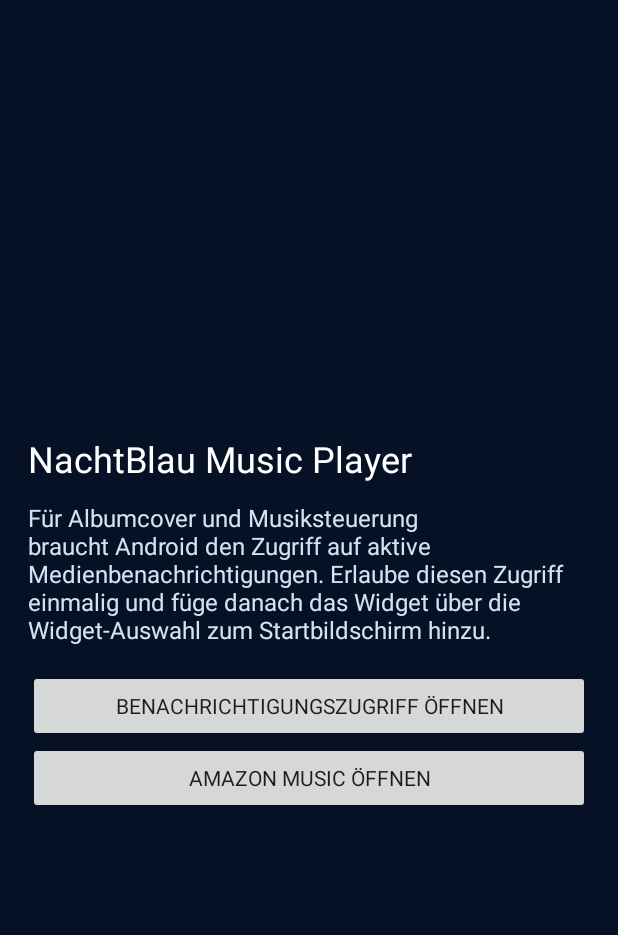
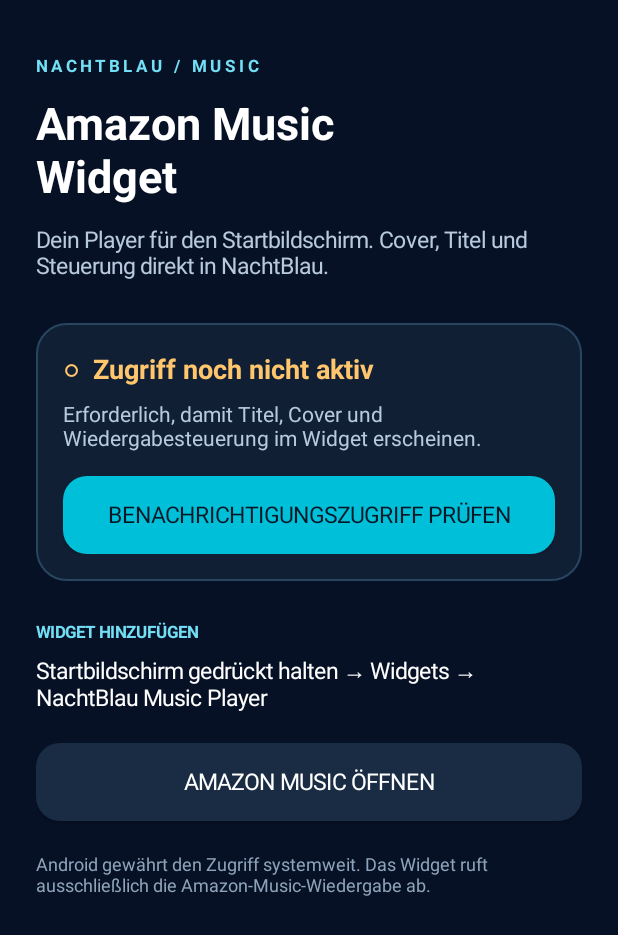
Before and after one commit to Wuza0295/POCO-SystemGlass, an Android app: the screen it shows after launch (MainActivity), on a phone screen of 412 x 824 dp. Shown: the top 935 px of the screen. Run offline under Robolectric (Android 15) with nearby library versions, the phone set to English and light mode, and no system bars; 1 statement that could not run was skipped.

Commit message:
Polish NachtBlau music widget controls and setup screen

```diff
--- a/musicwidget/build.gradle
+++ b/musicwidget/build.gradle
@@ -1,4 +1,5 @@
 plugins { id 'com.android.application' }
+
 android {
     namespace 'de.nachtblau.amazonglass'
     compileSdk 35
@@ -6,7 +7,7 @@ android {
         applicationId 'de.nachtblau.amazonglass'
         minSdk 26
         targetSdk 35
-        versionCode 1
-        versionName '1.0'
+        versionCode 2
+        versionName '1.1'
     }
 }
--- a/musicwidget/src/main/java/de/nachtblau/amazonglass/MainActivity.java
+++ b/musicwidget/src/main/java/de/nachtblau/amazonglass/MainActivity.java
@@ -2,48 +2,134 @@ package de.nachtblau.amazonglass;
 
 import android.app.Activity;
 import android.content.Intent;
+import android.graphics.Color;
+import android.graphics.Typeface;
+import android.graphics.drawable.GradientDrawable;
 import android.os.Bundle;
 import android.provider.Settings;
 import android.view.Gravity;
+import android.view.ViewGroup;
 import android.widget.Button;
 import android.widget.LinearLayout;
 import android.widget.TextView;
 
 public class MainActivity extends Activity {
+    private TextView permissionStatus;
+    private TextView permissionDescription;
+
     @Override protected void onCreate(Bundle state) {
         super.onCreate(state);
+
         LinearLayout root = new LinearLayout(this);
         root.setOrientation(LinearLayout.VERTICAL);
-        root.setPadding(28, 36, 28, 24);
-        root.setGravity(Gravity.CENTER_VERTICAL);
-        root.setBackgroundColor(0xFF071126);
+        root.setPadding(dp(24), dp(36), dp(24), dp(24));
+        root.setBackgroundColor(Color.rgb(7, 17, 38));
 
-        TextView title = new TextView(this);
-        title.setText("NachtBlau Music Player");
-        title.setTextSize(24);
-        title.setTextColor(0xFFFFFFFF);
+        TextView brand = text("N A C H T B L A U   /   M U S I C", 11, 0xFF72DFF4, true);
+        root.addView(brand);
 
-        TextView info = new TextView(this);
-        info.setText("Für Albumcover und Musiksteuerung braucht Android den Zugriff auf aktive Medienbenachrichtigungen. Erlaube diesen Zugriff einmalig und füge danach das Widget über die Widget-Auswahl zum Startbildschirm hinzu.");
-        info.setTextSize(16);
-        info.setTextColor(0xFFD4E3F3);
-        info.setPadding(0, 18, 0, 24);
+        TextView title = text("Amazon Music\nWidget", 30, Color.WHITE, true);
+        LinearLayout.LayoutParams titleParams = params(-1, -2);
+        titleParams.topMargin = dp(10);
+        root.addView(title, titleParams);
 
-        Button grant = new Button(this);
-        grant.setText("Benachrichtigungszugriff öffnen");
+        TextView intro = text("Dein Player für den Startbildschirm. Cover, Titel und Steuerung direkt in NachtBlau.", 15, 0xFFB8C9DE, false);
+        LinearLayout.LayoutParams introParams = params(-1, -2);
+        introParams.topMargin = dp(12);
+        root.addView(intro, introParams);
+
+        LinearLayout card = new LinearLayout(this);
+        card.setOrientation(LinearLayout.VERTICAL);
+        card.setPadding(dp(18), dp(18), dp(18), dp(18));
+        card.setBackground(roundRect(0xFF101F34, 0xFF284660, 1, 20));
+        LinearLayout.LayoutParams cardParams = params(-1, -2);
+        cardParams.topMargin = dp(28);
+        root.addView(card, cardParams);
+
+        permissionStatus = text("", 18, Color.WHITE, true);
+        card.addView(permissionStatus);
+        permissionDescription = text("", 14, 0xFFB8C9DE, false);
+        LinearLayout.LayoutParams statusParams = params(-1, -2);
+        statusParams.topMargin = dp(8);
+        card.addView(permissionDescription, statusParams);
+
+        Button grant = button("Benachrichtigungszugriff prüfen", 0xFF00BFD9, 0xFF061726);
+        LinearLayout.LayoutParams grantParams = params(-1, dp(52));
+        grantParams.topMargin = dp(16);
+        card.addView(grant, grantParams);
         grant.setOnClickListener(view -> startActivity(new Intent(Settings.ACTION_NOTIFICATION_LISTENER_SETTINGS)));
 
-        Button amazon = new Button(this);
-        amazon.setText("Amazon Music öffnen");
+        TextView stepsTitle = text("WIDGET HINZUFÜGEN", 11, 0xFF72DFF4, true);
+        LinearLayout.LayoutParams stepsTitleParams = params(-1, -2);
+        stepsTitleParams.topMargin = dp(26);
+        root.addView(stepsTitle, stepsTitleParams);
+
+        TextView steps = text("Startbildschirm gedrückt halten → Widgets → NachtBlau Music Player", 15, Color.WHITE, false);
+        LinearLayout.LayoutParams stepsParams = params(-1, -2);
+        stepsParams.topMargin = dp(8);
+        root.addView(steps, stepsParams);
+
+        Button amazon = button("Amazon Music öffnen", 0xFF192C43, Color.WHITE);
+        LinearLayout.LayoutParams amazonParams = params(-1, dp(52));
+        amazonParams.topMargin = dp(20);
+        root.addView(amazon, amazonParams);
         amazon.setOnClickListener(view -> {
             Intent launch = getPackageManager().getLaunchIntentForPackage("com.amazon.mp3");
             if (launch != null) startActivity(launch);
         });
 
-        root.addView(title);
-        root.addView(info);
-        root.addView(grant);
-        root.addView(amazon);
+        TextView privacy = text("Android gewährt den Zugriff systemweit. Das Widget ruft ausschließlich die Amazon-Music-Wiedergabe ab.", 12, 0xFF8EA3B9, false);
+        LinearLayout.LayoutParams privacyParams = params(-1, -2);
+        privacyParams.topMargin = dp(20);
+        root.addView(privacy, privacyParams);
+
         setContentView(root);
     }
+
+    @Override protected void onResume() {
+        super.onResume();
+        if (permissionStatus == null) return;
+        String enabled = Settings.Secure.getString(getContentResolver(), "enabled_notification_listeners");
+        boolean allowed = enabled != null && enabled.contains(getPackageName());
+        permissionStatus.setText(allowed ? "●  Zugriff ist aktiv" : "○  Zugriff noch nicht aktiv");
+        permissionStatus.setTextColor(allowed ? 0xFF65E6A3 : 0xFFFFC66D);
+        permissionDescription.setText(allowed
+                ? "Amazon Music kann Cover, Titel und Wiedergabe an das Widget liefern."
+                : "Erforderlich, damit Titel, Cover und Wiedergabesteuerung im Widget erscheinen.");
+    }
+
+    private TextView text(String value, int size, int color, boolean bold) {
+        TextView view = new TextView(this);
+        view.setText(value);
+        view.setTextSize(size);
+        view.setTextColor(color);
+        if (bold) view.setTypeface(Typeface.DEFAULT, Typeface.BOLD);
+        return view;
+    }
+
+    private Button button(String label, int background, int foreground) {
+        Button view = new Button(this);
+        view.setText(label);
+        view.setTextAllCaps(false);
+        view.setTextColor(foreground);
+        view.setTextSize(15);
+        view.setBackground(roundRect(background, background, 0, 16));
+        return view;
+    }
+
+    private GradientDrawable roundRect(int color, int stroke, int strokeDp, int radiusDp) {
+        GradientDrawable drawable = new GradientDrawable();
+        drawable.setColor(color);
+        drawable.setCornerRadius(dp(radiusDp));
+        if (strokeDp > 0) drawable.setStroke(dp(strokeDp), stroke);
+        return drawable;
+    }
+
+    private LinearLayout.LayoutParams params(int width, int height) {
+        return new LinearLayout.LayoutParams(width, height);
+    }
+
+    private int dp(int value) {
+        return (int) (value * getResources().getDisplayMetrics().density + 0.5f);
+    }
 }
--- /dev/null
+++ b/musicwidget/src/main/res/drawable/art_frame.xml
@@ -0,0 +1,5 @@
+<shape xmlns:android="http://schemas.android.com/apk/res/android" android:shape="rectangle">
+    <solid android:color="#12243B" />
+    <corners android:radius="14dp" />
+    <stroke android:width="1dp" android:color="#56748A" />
+</shape>
--- /dev/null
+++ b/musicwidget/src/main/res/drawable/control_button.xml
@@ -0,0 +1,4 @@
+<shape xmlns:android="http://schemas.android.com/apk/res/android" android:shape="oval">
+    <solid android:color="#192C43" />
+    <stroke android:width="1dp" android:color="#36536B" />
+</shape>
--- /dev/null
+++ b/musicwidget/src/main/res/drawable/control_button_primary.xml
@@ -0,0 +1,4 @@
+<shape xmlns:android="http://schemas.android.com/apk/res/android" android:shape="oval">
+    <solid android:color="#123A50" />
+    <stroke android:width="1dp" android:color="#00BFD9" />
+</shape>
--- /dev/null
+++ b/musicwidget/src/main/res/drawable/ic_next.xml
@@ -0,0 +1,4 @@
+<vector xmlns:android="http://schemas.android.com/apk/res/android"
+    android:width="24dp" android:height="24dp" android:viewportWidth="24" android:viewportHeight="24">
+    <path android:fillColor="#E7F9FF" android:pathData="M16,6h2v12h-2zM6,6v12l9,-6z" />
+</vector>
--- /dev/null
+++ b/musicwidget/src/main/res/drawable/ic_pause.xml
@@ -0,0 +1,4 @@
+<vector xmlns:android="http://schemas.android.com/apk/res/android"
+    android:width="24dp" android:height="24dp" android:viewportWidth="24" android:viewportHeight="24">
+    <path android:fillColor="#00DDF7" android:pathData="M6,5h4v14H6zM14,5h4v14h-4z" />
+</vector>
--- /dev/null
+++ b/musicwidget/src/main/res/drawable/ic_play.xml
@@ -0,0 +1,4 @@
+<vector xmlns:android="http://schemas.android.com/apk/res/android"
+    android:width="24dp" android:height="24dp" android:viewportWidth="24" android:viewportHeight="24">
+    <path android:fillColor="#00DDF7" android:pathData="M8,5v14l11,-7z" />
+</vector>
--- /dev/null
+++ b/musicwidget/src/main/res/drawable/ic_previous.xml
@@ -0,0 +1,4 @@
+<vector xmlns:android="http://schemas.android.com/apk/res/android"
+    android:width="24dp" android:height="24dp" android:viewportWidth="24" android:viewportHeight="24">
+    <path android:fillColor="#E7F9FF" android:pathData="M6,6h2v12H6zM9,12l9,6V6z" />
+</vector>
--- a/musicwidget/src/main/res/values/strings.xml
+++ b/musicwidget/src/main/res/values/strings.xml
@@ -1,6 +1,6 @@
 <resources>
     <string name="app_name">NachtBlau Music Player</string>
     <string name="widget_name">Amazon Music – NachtBlau</string>
-    <string name="widget_description">Dunkles Amazon-Music-Widget mit Glasoptik</string>
+    <string name="widget_description">Amazon Music mit Cover, Titel und Steuerung im NachtBlau-Design</string>
     <string name="notification_access_description">Liest aktive Amazon-Music-Medieninfos für Widget und Steuerung.</string>
 </resources>
```
Also changed, not shown: musicwidget/src/main/java/de/nachtblau/amazonglass/AmazonWidgetProvider.java (+23 -25 lines), musicwidget/src/main/res/layout/widget_player.xml (+68 -10 lines).
